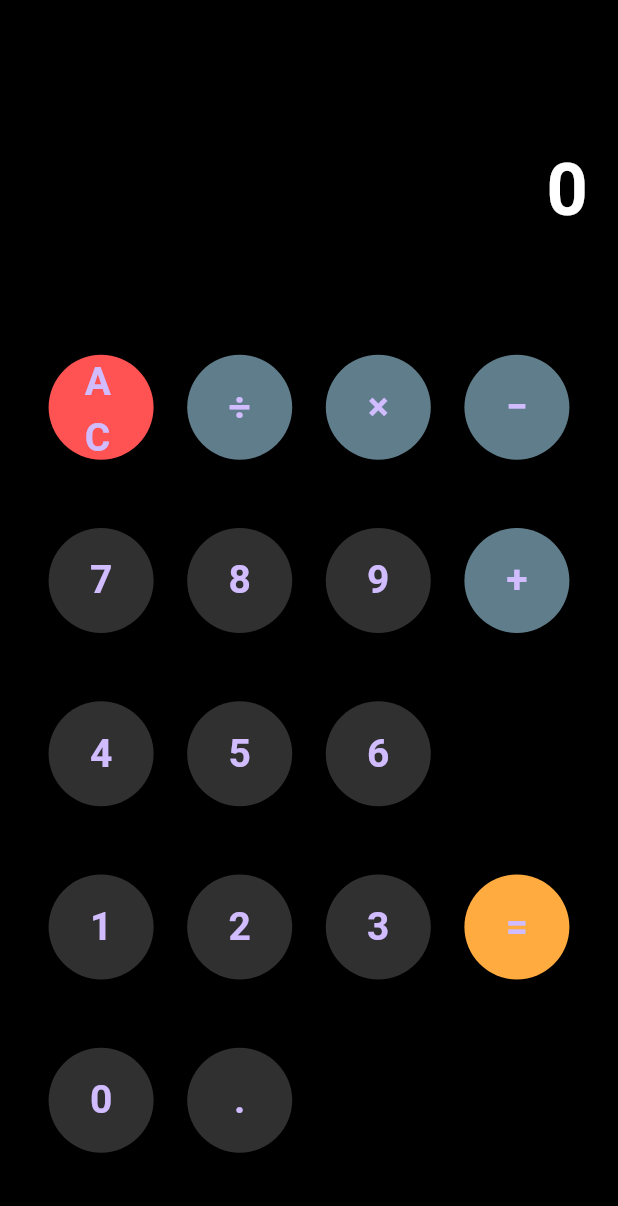
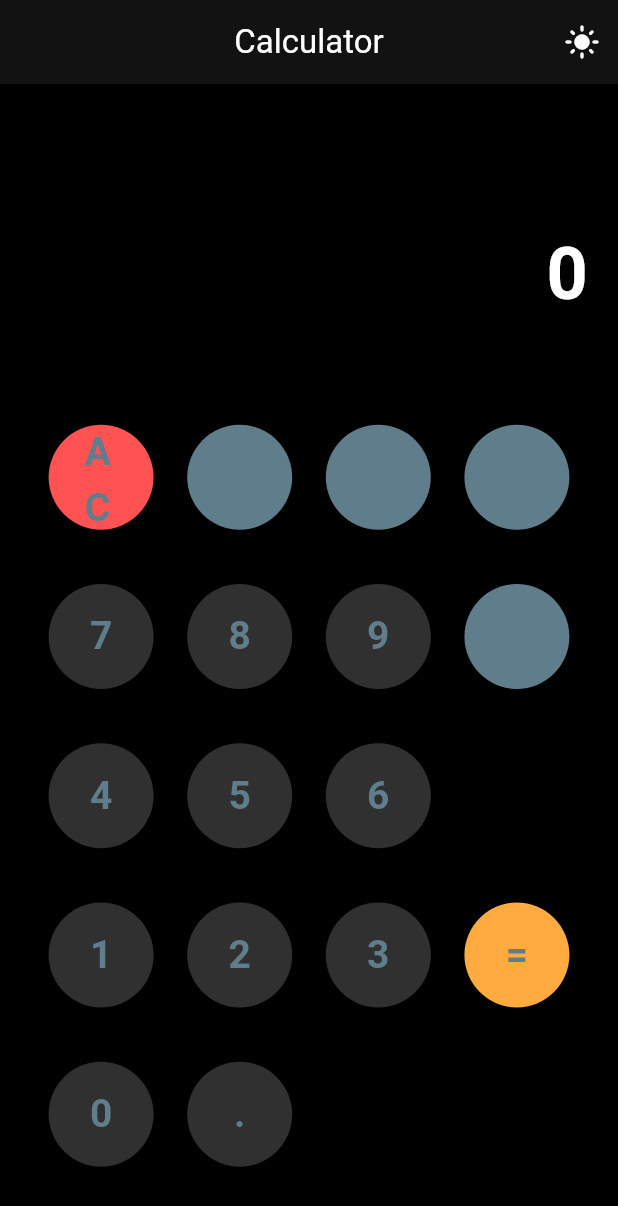
Before and after one commit to emtioushossain/class_12_ass, a Flutter app: the screen it shows after launch, on a phone screen of 412 x 824 dp. Shown: the top 1206 px of the screen. Run offline on Flutter 3.47's test engine with Material 3 defaults, Android fonts, the phone set to English and light mode, and no system bars; our stand-ins replace shared_preferences.

Commit message:
Data Theme Dark and Light

```diff
--- a/lib/calc_button.dart
+++ b/lib/calc_button.dart
@@ -21,6 +21,7 @@ class CalcButton extends StatelessWidget {
         style: ElevatedButton.styleFrom(
           backgroundColor: color,
           shape: const CircleBorder(),
+          elevation: 2,
         ),
         onPressed: onPressed,
         child: Text(
--- a/lib/home_screen.dart
+++ b/lib/home_screen.dart
@@ -3,7 +3,14 @@ import 'calc_button.dart';
 import 'calculator_logic.dart';
 
 class HomeScreen extends StatefulWidget {
-  const HomeScreen({super.key});
+  final bool isDarkTheme;
+  final VoidCallback onThemeToggle;
+
+  const HomeScreen({
+    super.key,
+    required this.isDarkTheme,
+    required this.onThemeToggle,
+  });
 
   @override
   State<HomeScreen> createState() => _HomeScreenState();
@@ -40,7 +47,16 @@ class _HomeScreenState extends State<HomeScreen> {
     ];
 
     return Scaffold(
-      backgroundColor: Colors.black,
+      appBar: AppBar(
+        title: const Text('Calculator'),
+        centerTitle: true,
+        actions: [
+          IconButton(
+            icon: Icon(widget.isDarkTheme ? Icons.light_mode : Icons.dark_mode),
+            onPressed: widget.onThemeToggle,
+          ),
+        ],
+      ),
       body: SafeArea(
         child: Column(
           mainAxisAlignment: MainAxisAlignment.end,
@@ -51,7 +67,10 @@ class _HomeScreenState extends State<HomeScreen> {
               padding: const EdgeInsets.symmetric(horizontal: 20, vertical: 20),
               child: Text(
                 input,
-                style: const TextStyle(color: Colors.white70, fontSize: 36),
+                style: TextStyle(
+                  color: Theme.of(context).colorScheme.onBackground.withOpacity(0.7),
+                  fontSize: 36,
+                ),
               ),
             ),
             Container(
@@ -59,29 +78,24 @@ class _HomeScreenState extends State<HomeScreen> {
               padding: const EdgeInsets.only(right: 20, bottom: 20),
               child: Text(
                 result,
-                style: const TextStyle(color: Colors.white, fontSize: 48, fontWeight: FontWeight.bold),
+                style: TextStyle(
+                  color: Theme.of(context).colorScheme.onBackground,
+                  fontSize: 48,
+                  fontWeight: FontWeight.bold,
+                ),
               ),
             ),
             // Buttons Grid
             Expanded(
               child: Container(
                 padding: const EdgeInsets.all(10),
-                decoration: const BoxDecoration(
-                  color: Colors.black,
-                  borderRadius: BorderRadius.only(
-                    topLeft: Radius.circular(25),
-                    topRight: Radius.circular(25),
-                  ),
-                ),
                 child: Column(
                   mainAxisAlignment: MainAxisAlignment.spaceEvenly,
                   children: buttonLabels.map((row) {
                     return Row(
                       mainAxisAlignment: MainAxisAlignment.spaceEvenly,
                       children: row.map((label) {
-                        if (label.isEmpty) {
-                          return const SizedBox(width: 70);
-                        }
+                        if (label.isEmpty) return const SizedBox(width: 70);
                         return CalcButton(
                           text: label,
                           onPressed: () => buttonPressed(label),
@@ -103,6 +117,6 @@ class _HomeScreenState extends State<HomeScreen> {
     if (label == 'AC') return Colors.redAccent;
     if (label == '=') return Colors.orangeAccent;
     if ('÷×−+'.contains(label)) return Colors.blueGrey;
-    return Colors.grey[850]!;
+    return widget.isDarkTheme ? Colors.grey[850]! : Colors.grey[300]!;
   }
 }
--- a/lib/main.dart
+++ b/lib/main.dart
@@ -1,23 +1,59 @@
 import 'package:flutter/material.dart';
+import 'package:shared_preferences/shared_preferences.dart';
 import 'home_screen.dart';
 
-void main() {
-  runApp(const CalculatorApp());
+void main() async {
+  WidgetsFlutterBinding.ensureInitialized();
+  final prefs = await SharedPreferences.getInstance();
+  final isDark = prefs.getBool('isDarkMode') ?? true;
+  runApp(CalculatorApp(isDark: isDark));
 }
 
-class CalculatorApp extends StatelessWidget {
-  const CalculatorApp({super.key});
+class CalculatorApp extends StatefulWidget {
+  final bool isDark;
+  const CalculatorApp({super.key, required this.isDark});
+
+  @override
+  State<CalculatorApp> createState() => _CalculatorAppState();
+}
+
+class _CalculatorAppState extends State<CalculatorApp> {
+  late bool isDarkTheme;
+
+  @override
+  void initState() {
+    super.initState();
+    isDarkTheme = widget.isDark;
+  }
+
+  void toggleTheme() async {
+    final prefs = await SharedPreferences.getInstance();
+    setState(() {
+      isDarkTheme = !isDarkTheme;
+    });
+    prefs.setBool('isDarkMode', isDarkTheme);
+  }
 
   @override
   Widget build(BuildContext context) {
+    final darkTheme = ThemeData.dark().copyWith(
+      colorScheme: const ColorScheme.dark(primary: Colors.blueGrey),
+      scaffoldBackgroundColor: Colors.black,
+    );
+
+    final lightTheme = ThemeData.light().copyWith(
+      colorScheme: const ColorScheme.light(primary: Colors.blue),
+      scaffoldBackgroundColor: Colors.grey[200],
+    );
+
     return MaterialApp(
       debugShowCheckedModeBanner: false,
       title: 'Flutter Calculator',
-      theme: ThemeData(
-        brightness: Brightness.dark,
-        primarySwatch: Colors.blueGrey,
+      theme: isDarkTheme ? darkTheme : lightTheme,
+      home: HomeScreen(
+        isDarkTheme: isDarkTheme,
+        onThemeToggle: toggleTheme,
       ),
-      home: const HomeScreen(),
     );
   }
 }
--- a/pubspec.yaml
+++ b/pubspec.yaml
@@ -19,7 +19,7 @@ publish_to: 'none' # Remove this line if you wish to publish to pub.dev
 version: 1.0.0+1
 
 environment:
-  sdk: ^3.8.1
+  sdk: ">=3.0.0 <4.0.0"
 
 # Dependencies specify other packages that your package needs in order to work.
 # To automatically upgrade your package dependencies to the latest versions
@@ -31,8 +31,8 @@ dependencies:
   flutter:
     sdk: flutter
 
+  shared_preferences: ^2.3.0
   math_expressions: ^2.2.0
-
   # The following adds the Cupertino Icons font to your application.
   # Use with the CupertinoIcons class for iOS style icons.
   cupertino_icons: ^1.0.8
```
Also changed, not shown: lib/calculator_logic.dart (+79 -10 lines), pubspec.lock, 3 other files.
